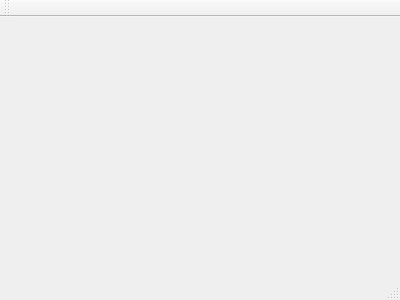
Qt form TheSpritening/mainwindow.ui (pdarragh/PixelPeople) before a commit.
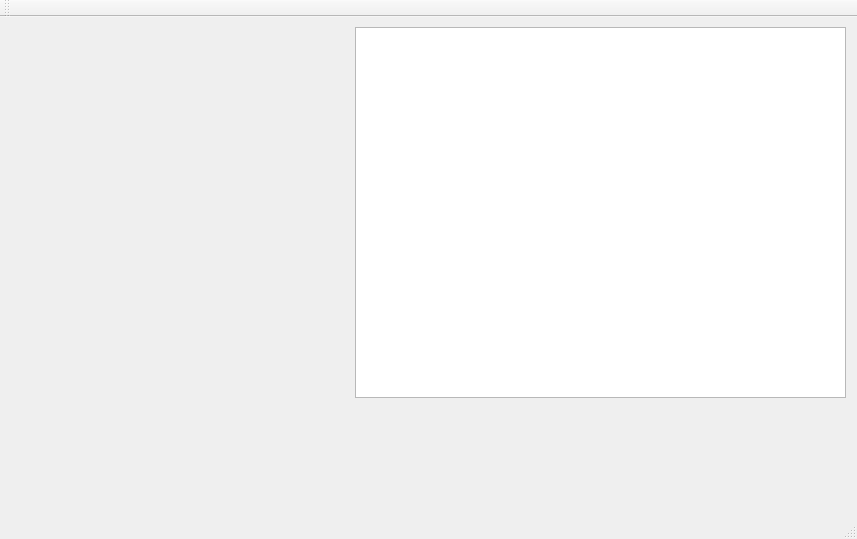
The same form after that commit.

Diff of the .ui file:
```diff
--- a/TheSpritening/mainwindow.ui
+++ b/TheSpritening/mainwindow.ui
@@ -1,24 +1,50 @@
 <ui version="4.0">
  <class>MainWindow</class>
- <widget class="QMainWindow" name="MainWindow" >
-  <property name="geometry" >
+ <widget class="QMainWindow" name="MainWindow">
+  <property name="geometry">
    <rect>
     <x>0</x>
     <y>0</y>
-    <width>400</width>
-    <height>300</height>
+    <width>857</width>
+    <height>539</height>
    </rect>
   </property>
   <property name="windowTitle" >
    <string>MainWindow</string>
   </property>
-  <widget class="QMenuBar" name="menuBar" />
-  <widget class="QToolBar" name="mainToolBar" />
-  <widget class="QWidget" name="centralWidget" />
-  <widget class="QStatusBar" name="statusBar" />
+  <widget class="QWidget" name="centralWidget">
+   <widget class="QGraphicsView" name="graphicsView">
+    <property name="geometry">
+     <rect>
+      <x>355</x>
+      <y>10</y>
+      <width>491</width>
+      <height>371</height>
+     </rect>
+    </property>
+   </widget>
+  </widget>
+  <widget class="QMenuBar" name="menuBar">
+   <property name="geometry">
+    <rect>
+     <x>0</x>
+     <y>0</y>
+     <width>857</width>
+     <height>22</height>
+    </rect>
+   </property>
+  </widget>
+  <widget class="QToolBar" name="mainToolBar">
+   <attribute name="toolBarArea">
+    <enum>TopToolBarArea</enum>
+   </attribute>
+   <attribute name="toolBarBreak">
+    <bool>false</bool>
+   </attribute>
+  </widget>
+  <widget class="QStatusBar" name="statusBar"/>
  </widget>
- <layoutDefault spacing="6" margin="11" />
- <pixmapfunction></pixmapfunction>
+ <layoutdefault spacing="6" margin="11"/>
  <resources/>
  <connections/>
 </ui>
```
Left out of the diff: 3 changed lines with no effect on the pictures.
